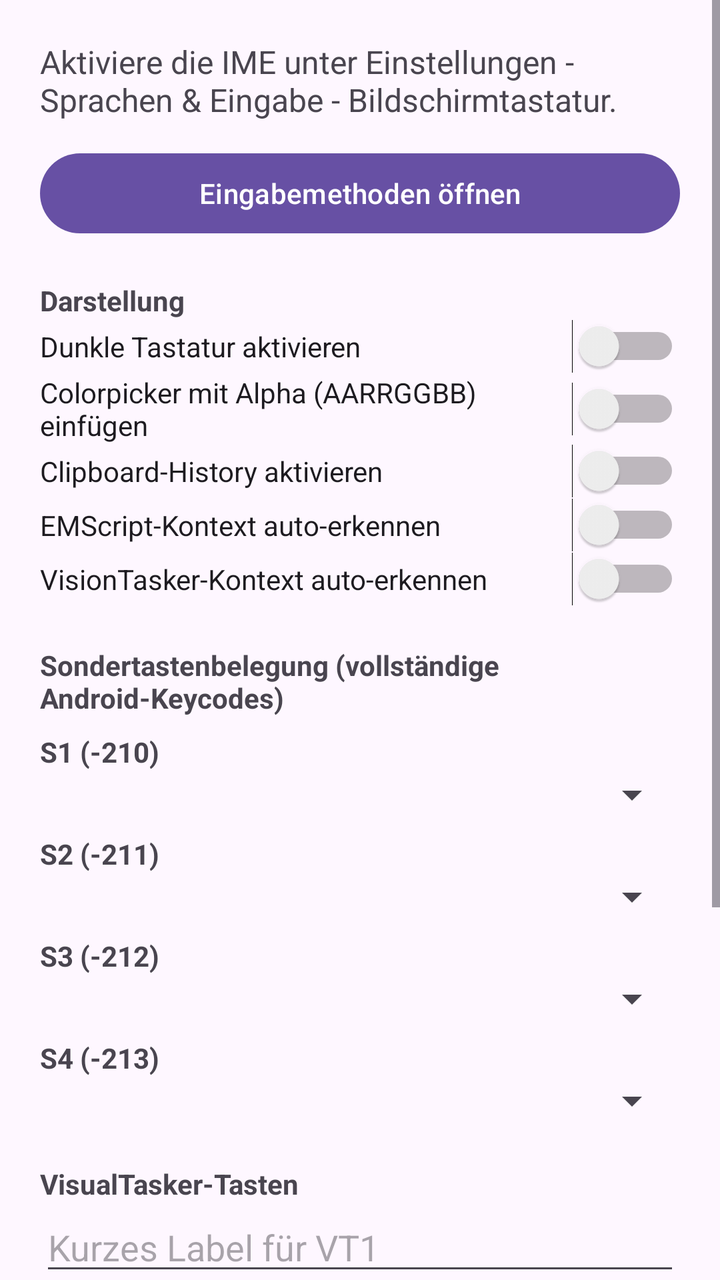
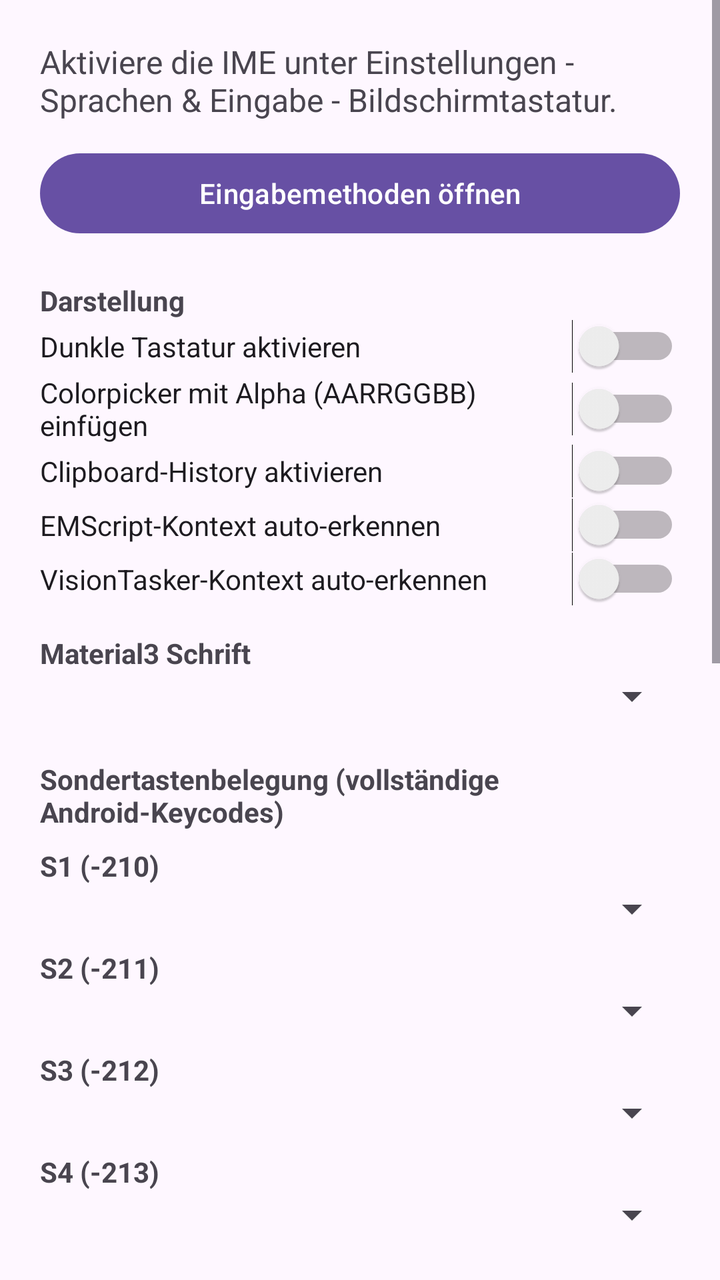

Screens rendered from an Android XML layout before and after an edit, with the pre-edit source and the edit as a unified diff.
<!-- AndroidManifest.xml: application theme Theme.ImeKeypad -->
<!-- res/layout/activity_main.xml -->
<?xml version="1.0" encoding="utf-8"?>
<ScrollView xmlns:android="http://schemas.android.com/apk/res/android"
    android:layout_width="match_parent"
    android:layout_height="match_parent">

    <LinearLayout
        android:layout_width="match_parent"
        android:layout_height="wrap_content"
        android:orientation="vertical"
        android:padding="20dp">

        <TextView
            android:layout_width="match_parent"
            android:layout_height="wrap_content"
            android:text="@string/enable_ime_hint"
            android:textSize="16sp" />

        <Button
            android:id="@+id/openSettingsButton"
            android:layout_width="match_parent"
            android:layout_height="wrap_content"
            android:layout_marginTop="12dp"
            android:text="@string/open_input_settings" />

        <TextView
            android:layout_width="match_parent"
            android:layout_height="wrap_content"
            android:layout_marginTop="20dp"
            android:text="Darstellung"
            android:textStyle="bold" />

        <Switch
            android:id="@+id/darkKeyboardSwitch"
            android:layout_width="match_parent"
            android:layout_height="wrap_content"
            android:text="Dunkle Tastatur aktivieren" />

        <Switch
            android:id="@+id/colorArgbSwitch"
            android:layout_width="match_parent"
            android:layout_height="wrap_content"
            android:text="Colorpicker mit Alpha (AARRGGBB) einfügen" />

        <Switch
            android:id="@+id/clipboardHistorySwitch"
            android:layout_width="match_parent"
            android:layout_height="wrap_content"
            android:text="Clipboard-History aktivieren" />

        <Switch
            android:id="@+id/emscriptModeSwitch"
            android:layout_width="match_parent"
            android:layout_height="wrap_content"
            android:text="EMScript-Kontext auto-erkennen" />

        <Switch
            android:id="@+id/visionTaskerModeSwitch"
            android:layout_width="match_parent"
            android:layout_height="wrap_content"
            android:text="VisionTasker-Kontext auto-erkennen" />

        <TextView
            android:layout_width="match_parent"
            android:layout_height="wrap_content"
            android:layout_marginTop="20dp"
            android:text="Sondertastenbelegung (vollständige Android-Keycodes)"
            android:textStyle="bold" />

        <TextView
            android:layout_width="match_parent"
            android:layout_height="wrap_content"
            android:layout_marginTop="8dp"
            android:text="S1 (-210)"
            android:textStyle="bold" />
        <Spinner
            android:id="@+id/spinnerSpecial210"
            android:layout_width="match_parent"
            android:layout_height="wrap_content" />

        <TextView
            android:layout_width="match_parent"
            android:layout_height="wrap_content"
            android:layout_marginTop="8dp"
            android:text="S2 (-211)"
            android:textStyle="bold" />
        <Spinner
            android:id="@+id/spinnerSpecial211"
            android:layout_width="match_parent"
            android:layout_height="wrap_content" />

        <TextView
            android:layout_width="match_parent"
            android:layout_height="wrap_content"
            android:layout_marginTop="8dp"
            android:text="S3 (-212)"
            android:textStyle="bold" />
        <Spinner
            android:id="@+id/spinnerSpecial212"
            android:layout_width="match_parent"
            android:layout_height="wrap_content" />

        <TextView
            android:layout_width="match_parent"
            android:layout_height="wrap_content"
            android:layout_marginTop="8dp"
            android:text="S4 (-213)"
            android:textStyle="bold" />
        <Spinner
            android:id="@+id/spinnerSpecial213"
            android:layout_width="match_parent"
            android:layout_height="wrap_content" />

        <TextView
            android:layout_width="match_parent"
            android:layout_height="wrap_content"
            android:layout_marginTop="20dp"
            android:text="VisualTasker-Tasten"
            android:textStyle="bold" />

        <EditText
            android:id="@+id/vtSlot1Label"
            android:layout_width="match_parent"
            android:layout_height="wrap_content"
            android:hint="Kurzes Label für VT1"
            android:inputType="text"
            android:maxLength="6"
            android:singleLine="true" />

        <EditText
            android:id="@+id/vtSlot1Script"
            android:layout_width="match_parent"
            android:layout_height="wrap_content"
            android:gravity="top|start"
            android:hint="EMScript für VT1"
            android:inputType="textMultiLine|textNoSuggestions"
            android:minLines="2" />

        <EditText
            android:id="@+id/vtSlot2Label"
            android:layout_width="match_parent"
            android:layout_height="wrap_content"
            android:layout_marginTop="8dp"
            android:hint="Kurzes Label für VT2"
            android:inputType="text"
            android:maxLength="6"
            android:singleLine="true" />

        <EditText
            android:id="@+id/vtSlot2Script"
            android:layout_width="match_parent"
            android:layout_height="wrap_content"
            android:gravity="top|start"
            android:hint="EMScript für VT2"
            android:inputType="textMultiLine|textNoSuggestions"
            android:minLines="2" />

        <Button
            android:id="@+id/saveSettingsButton"
            android:layout_width="match_parent"
            android:layout_height="wrap_content"
            android:layout_marginTop="18dp"
            android:text="Einstellungen speichern" />

    </LinearLayout>
</ScrollView>
<!-- resources referenced by this layout -->
<resources>
  <string name="enable_ime_hint">Aktiviere die IME unter Einstellungen - Sprachen &amp; Eingabe - Bildschirmtastatur.</string>
  <string name="open_input_settings">Eingabemethoden öffnen</string>
  <style name="Theme.ImeKeypad" parent="Theme.Material3.DayNight.NoActionBar">
          <item name="android:statusBarColor" tools:targetApi="l">?attr/colorSurface</item>
      </style>
</resources>

<!-- the commit's change to res/layout/activity_main.xml (unified diff, before → after) -->
@@ -62,6 +62,18 @@
         <TextView
             android:layout_width="match_parent"
             android:layout_height="wrap_content"
+            android:layout_marginTop="14dp"
+            android:text="Material3 Schrift"
+            android:textStyle="bold" />
+
+        <Spinner
+            android:id="@+id/spinnerFontFamily"
+            android:layout_width="match_parent"
+            android:layout_height="wrap_content" />
+
+        <TextView
+            android:layout_width="match_parent"
+            android:layout_height="wrap_content"
             android:layout_marginTop="20dp"
             android:text="Sondertastenbelegung (vollständige Android-Keycodes)"
             android:textStyle="bold" />
@@ -109,6 +121,22 @@
             android:id="@+id/spinnerSpecial213"
             android:layout_width="match_parent"
             android:layout_height="wrap_content" />
+
+        <TextView
+            android:layout_width="match_parent"
+            android:layout_height="wrap_content"
+            android:layout_marginTop="20dp"
+            android:text="Freies 13x4 Layout (52 Zeilen: Label=Ausgabe, \\n für Zeilenumbruch, \\t für Tab)"
+            android:textStyle="bold" />
+
+        <EditText
+            android:id="@+id/custom13x4Config"
+            android:layout_width="match_parent"
+            android:layout_height="220dp"
+            android:gravity="top|start"
+            android:hint="Beispiel: A=hello"
+            android:inputType="textMultiLine|textNoSuggestions"
+            android:minLines="8" />
 
         <TextView
             android:layout_width="match_parent"
